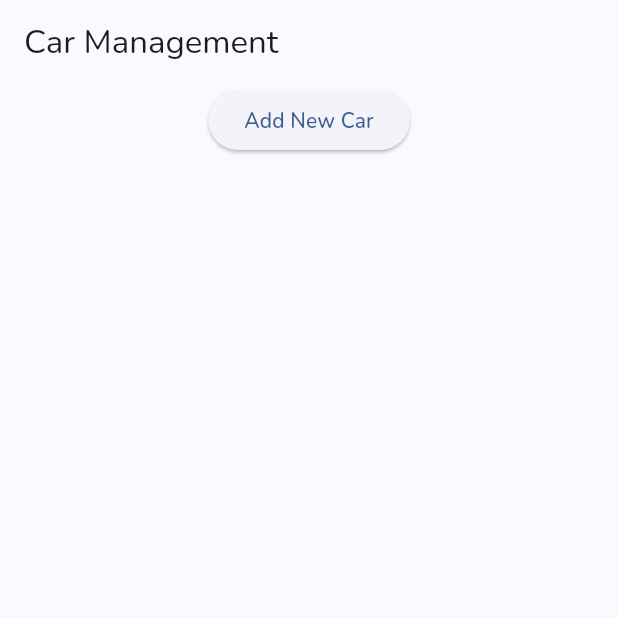
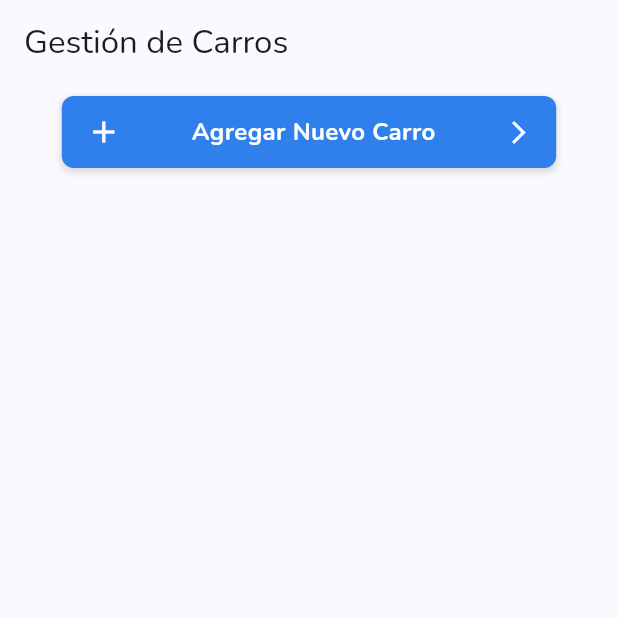
Before and after one commit to sxntiagoad/Eva-3.0, a Flutter app: the CarManagementPage screen opened by its route, on a phone screen of 412 x 824 dp, the top half of it. Run offline on Flutter 3.47's test engine with Material 3 defaults, Android fonts, the phone set to English and light mode, and no system bars; our stand-ins replace cloud_firestore, dio, firebase_auth, firebase_core, firebase_storage, flutter_riverpod and 3 more; missing offline and left inert: dart:html, universal_html; accounts and stored records are empty.

Commit message:
Bug on management cars fixed, UI improve

```diff
--- a/lib/models/car.dart
+++ b/lib/models/car.dart
@@ -3,15 +3,16 @@ import 'dart:convert';
 import 'package:cloud_firestore/cloud_firestore.dart';
 
 class Car {
-  final Timestamp ?extracto;
-  final Timestamp ?soat;
-  final Timestamp ?tarjetaOp;
-  final Timestamp ?tecnicoMec;
-
+  final Timestamp? extracto;
+  final Timestamp? soat;
+  final Timestamp? tarjetaOp;
+  final Timestamp? tecnicoMec;
   final String brand;
   final String carPlate;
   final String carType;
   final String model;
+  final Timestamp? ultCambioAceite;
+  final Timestamp? proxCambioAceite;
   Car({
     required this.extracto,
     required this.soat,
@@ -21,6 +22,8 @@ class Car {
     required this.carPlate,
     required this.carType,
     required this.model,
+    this.ultCambioAceite,
+    this.proxCambioAceite
   });
 
   Car copyWith({
@@ -32,6 +35,8 @@ class Car {
     String? carPlate,
     String? carType,
     String? model,
+    Timestamp? ultCambioAceite,
+    Timestamp? proxCambioAceite,
   }) {
     return Car(
       extracto: extracto ?? this.extracto,
@@ -42,6 +47,8 @@ class Car {
       carPlate: carPlate ?? this.carPlate,
       carType: carType ?? this.carType,
       model: model ?? this.model,
+      ultCambioAceite: ultCambioAceite ?? this.ultCambioAceite,
+      proxCambioAceite: proxCambioAceite ?? this.proxCambioAceite,
     );
   }
 
@@ -51,11 +58,12 @@ class Car {
       'F.V_soat': soat,
       'F.V_tarjetaOp': tarjetaOp,
       'F.V_tecnicomec': tecnicoMec,
-
       'brand': brand,
       'carPlate': carPlate,
       'carType': carType,
       'model': model,
+      'ultCambioAceite': ultCambioAceite,
+      'proxCambioAceite': proxCambioAceite,
     };
   }
 
@@ -65,11 +73,12 @@ class Car {
       soat: map['F.V_soat'],
       tarjetaOp: map['F.V_tarjetaOp'],
       tecnicoMec: map['F.V_tecnicomec'],
-
       brand: map['brand'] ?? '',
       carPlate: map['carPlate'] ?? '',
       carType: map['carType'] ?? '',
       model: map['model'] ?? '',
+      ultCambioAceite: map['ultCambioAceite'],
+      proxCambioAceite: map['proxCambioAceite'],
     );
   }
 
@@ -79,7 +88,7 @@ class Car {
 
   @override
   String toString() {
-    return 'Car(extracto: $extracto, soat: $soat, tarjetaOp: $tarjetaOp, tecnicoMec: $tecnicoMec, brand: $brand, carPlate: $carPlate, carType: $carType, model: $model)';
+    return 'Car(extracto: $extracto, soat: $soat, tarjetaOp: $tarjetaOp, tecnicoMec: $tecnicoMec, brand: $brand, carPlate: $carPlate, carType: $carType, model: $model, ultCambioAceite: $ultCambioAceite, proxCambioAceite: $proxCambioAceite)';
   }
 
   @override
--- a/lib/presentation/admin/screens/car_management_page.dart
+++ b/lib/presentation/admin/screens/car_management_page.dart
@@ -1,7 +1,11 @@
-import 'package:eva/providers/car_provider.dart';
+import 'package:eva/models/car.dart';
 import 'package:flutter/material.dart';
 import 'package:flutter_riverpod/flutter_riverpod.dart';
+import 'package:cloud_firestore/cloud_firestore.dart';
+import 'package:eva/providers/car_provider.dart';
+import 'package:eva/core/theme/app_theme.dart';
 import 'add_car_page.dart';
+import 'edit_car_page.dart';
 
 class CarManagementPage extends ConsumerWidget {
   static const String name = 'car-management';
@@ -9,54 +13,120 @@ class CarManagementPage extends ConsumerWidget {
 
   @override
   Widget build(BuildContext context, WidgetRef ref) {
-    final carsAsyncValue = ref.watch(mapCarsProvider);
-
     return Scaffold(
       appBar: AppBar(
-        title: const Text('Car Management'),
+        title: const Text('Gestión de Carros'),
         backgroundColor: Colors.transparent,
         elevation: 0,
       ),
-      body: RefreshIndicator(
-        onRefresh: () async {
-          ref.invalidate(mapCarsProvider);
-        },
-        child: Column(
+      body: Column(
         children: [
-            ElevatedButton(
-              onPressed: () {
+          CustomButton(
+            icon: Icons.add,
+            text: 'Agregar Nuevo Carro',
+            onTap: () {
               Navigator.push(
                 context,
                 MaterialPageRoute(builder: (context) => const AddCarPage()),
               ).then((_) {
-                  // Invalidar el provider cuando se regrese de AddCarPage
                 ref.invalidate(mapCarsProvider);
               });
             },
-              child: const Text('Add New Car'),
           ),
           const SizedBox(height: 20),
           Expanded(
-              child: carsAsyncValue.when(
-                data: (carsMap) {
+            child: StreamBuilder<QuerySnapshot>(
+              stream: FirebaseFirestore.instance.collection('cars').snapshots(),
+              builder: (context, snapshot) {
+                if (snapshot.connectionState == ConnectionState.waiting) {
+                  return const Center(child: CircularProgressIndicator());
+                }
+
+                if (snapshot.hasError) {
+                  return Center(child: Text('Error: ${snapshot.error}'));
+                }
+
+                final cars = snapshot.data?.docs ?? [];
+
                 return GridView.builder(
+                  padding: const EdgeInsets.all(16),
                   gridDelegate: const SliverGridDelegateWithFixedCrossAxisCount(
-                      crossAxisCount: 2,
-                      childAspectRatio: 1.5,
+                    crossAxisCount: 4,
+                    childAspectRatio: 1,
+                    crossAxisSpacing: 12,
+                    mainAxisSpacing: 12,
                   ),
-                    itemCount: carsMap.length,
+                  itemCount: cars.length,
                   itemBuilder: (context, index) {
-                      final car = carsMap.values.elementAt(index);
-                      return Card(
-                        child: Padding(
-                          padding: const EdgeInsets.all(8.0),
+                    final carDoc = cars[index];
+                    final carId = carDoc.id;
+                    final carData = carDoc.data() as Map<String, dynamic>;
+                    final car = Car.fromMap(carData);
+
+                    return GestureDetector(
+                      onTap: () {
+                        Navigator.push(
+                          context,
+                          MaterialPageRoute(
+                            builder: (context) => EditCarPage(carId: carId),
+                          ),
+                        ).then((_) {
+                          ref.invalidate(mapCarsProvider);
+                        });
+                      },
+                      child: Container(
+                        decoration: BoxDecoration(
+                          color: AppTheme.mainColor.withOpacity(0.8),
+                          borderRadius: BorderRadius.circular(8),
+                          boxShadow: [
+                            BoxShadow(
+                              color: Colors.grey.withOpacity(0.3),
+                              spreadRadius: 1,
+                              blurRadius: 2,
+                              offset: const Offset(0, 1),
+                            ),
+                          ],
+                        ),
                         child: Column(
-                            crossAxisAlignment: CrossAxisAlignment.start,
+                          mainAxisAlignment: MainAxisAlignment.center,
                           children: [
-                              Text('Brand: ${car.brand}'),
-                              Text('Model: ${car.model}'),
-                              Text('Plate: ${car.carPlate}'),
-                              Text('Type: ${car.carType}'),
+                            Text(
+                              car.brand,
+                              style: const TextStyle(
+                                color: Colors.white,
+                                fontSize: 18,
+                                fontWeight: FontWeight.bold,
+                              ),
+                              textAlign: TextAlign.center,
+                            ),
+                            const SizedBox(height: 4),
+                            Text(
+                              car.model,
+                              style: const TextStyle(
+                                color: Colors.white,
+                                fontSize: 16,
+                              ),
+                              textAlign: TextAlign.center,
+                            ),
+                            const SizedBox(height: 4),
+                            Text(
+                              car.carPlate,
+                              style: const TextStyle(
+                                color: Colors.white,
+                                fontSize: 16,
+                                fontWeight: FontWeight.bold,
+                              ),
+                              textAlign: TextAlign.center,
+                            ),
+                            const SizedBox(height: 4),
+                            Text(
+                              car.carType,
+                              style: const TextStyle(
+                                color: Colors.white,
+                                fontSize: 14,
+                              ),
+                              textAlign: TextAlign.center,
+                            ),
                           ],
                         ),
                       ),
@@ -64,9 +134,66 @@ class CarManagementPage extends ConsumerWidget {
                   },
                 );
               },
-                loading: () => const Center(child: CircularProgressIndicator()),
-                error: (error, stack) => Center(child: Text('Error: $error')),
             ),
+          ),
+        ],
+      ),
+    );
+  }
+}
+
+class CustomButton extends StatelessWidget {
+  final IconData icon;
+  final String text;
+  final VoidCallback onTap;
+
+  const CustomButton({
+    super.key,
+    required this.icon,
+    required this.text,
+    required this.onTap,
+  });
+
+  @override
+  Widget build(BuildContext context) {
+    return GestureDetector(
+      onTap: onTap,
+      child: Container(
+        width: MediaQuery.of(context).size.width * 0.8,
+        margin: const EdgeInsets.symmetric(vertical: 8),
+        padding: const EdgeInsets.symmetric(vertical: 12, horizontal: 16),
+        decoration: BoxDecoration(
+          color: AppTheme.mainColor,
+          borderRadius: BorderRadius.circular(8),
+          boxShadow: [
+            BoxShadow(
+              color: Colors.grey.withOpacity(0.3),
+              spreadRadius: 1,
+              blurRadius: 3,
+              offset: const Offset(0, 2),
+            ),
+          ],
+        ),
+        child: Row(
+          mainAxisAlignment: MainAxisAlignment.spaceBetween,
+          children: [
+            Icon(
+              icon,
+              color: Colors.white,
+              size: 24,
+            ),
+            Text(
+              text,
+              style: const TextStyle(
+                color: Colors.white,
+                fontSize: 16,
+                fontWeight: FontWeight.bold,
+              ),
+            ),
+            const Icon(
+              Icons.arrow_forward_ios,
+              color: Colors.white,
+              size: 18,
             ),
           ],
         ),
--- a/lib/presentation/home/widgets/preoperacionales_card.dart
+++ b/lib/presentation/home/widgets/preoperacionales_card.dart
@@ -47,7 +47,7 @@ class _ListTitlePreoperacional extends StatelessWidget {
           color: AppTheme.mainColor,
         ),
       ),
-      subtitle: Text(preoperacional.fecha),
+      subtitle: Text(preoperacional.fechaInit),
       trailing: preoperacional.isOpen
           ? const Icon(
               Icons.lock_open_outlined,
--- a/lib/presentation/new_preoperacional/widgets/kilometraje.dart
+++ b/lib/presentation/new_preoperacional/widgets/kilometraje.dart
@@ -18,7 +18,7 @@ class KilometrajeWidget extends ConsumerWidget {
               .read(newPreoperacionalProvider.notifier)
               .updateKilometrajeInit(value),
         ),
-        const SizedBox(width: 16),
+        const SizedBox(width: 55),
         _buildKilometrajeField(
           context,
           ref,
--- a/lib/presentation/new_preoperacional/widgets/save_widget.dart
+++ b/lib/presentation/new_preoperacional/widgets/save_widget.dart
@@ -36,6 +36,7 @@ class SaveWidgetState extends ConsumerState<SaveWidget> {
               });
 
               try {
+                ref.read(newPreoperacionalProvider.notifier).updateFechas(isOpen);
                 final String idDoc = await addPreoperacional(
                       ref.read(newPreoperacionalProvider),
                       ref,
--- a/lib/presentation/preoperacional/widgets/kilometraje_db.dart
+++ b/lib/presentation/preoperacional/widgets/kilometraje_db.dart
@@ -18,7 +18,7 @@ class KilometrajeDbWidget extends ConsumerWidget {
               .read(preoperacionalDbProvider.notifier)
               .updateKilometrajeInit(value),
         ),
-        const SizedBox(width: 16),
+        const SizedBox(width: 55),
         _buildKilometrajeField(
           context,
           ref,
--- a/lib/presentation/preoperacional/widgets/uptate_preoperacional.dart
+++ b/lib/presentation/preoperacional/widgets/uptate_preoperacional.dart
@@ -36,8 +36,10 @@ class SaveWidgetState extends ConsumerState<UpdatePreoperacional> {
               });
 
               try {
+                ref.read(preoperacionalDbProvider.notifier).updateFechas(isOpen);
                 await updatePreoperacional(
                   ref.read(preoperacionalDbProvider),
+
                   ref,
                 );
                 await dataJson(
--- a/lib/providers/excel_provider.dart
+++ b/lib/providers/excel_provider.dart
@@ -16,10 +16,8 @@ final excelFilesProvider = FutureProvider<List<String>>((ref) async {
     final ListResult result = await storageRef.listAll();
     final List<String> fileNames =
         result.items.map((item) => item.name).toList();
-    print('Archivos obtenidos: $fileNames');
     return fileNames;
   } catch (e) {
-    print('Error en excelFilesProvider: $e');
     throw Exception("Error al obtener archivos de Storage: $e");
   }
 });
@@ -33,10 +31,8 @@ final preoperacionalByUidProvider =
       .doc(uid)
       .get();
   if (doc.exists) {
-    print('Preoperacional encontrado para UID: $uid');
     return Preoperacional.fromMap(doc.data()!).copyWith(docId: doc.id);
   }
-  print('No se encontró Preoperacional para UID: $uid');
   return null;
 });
 
@@ -45,10 +41,8 @@ final carByIdProvider = FutureProvider.family<Car?, String>((ref, carId) async {
   final doc =
       await FirebaseFirestore.instance.collection('cars').doc(carId).get();
   if (doc.exists) {
-    print('Carro encontrado para ID: $carId');
     return Car.fromMap(doc.data()!);
   }
-  print('No se encontró Carro para ID: $carId');
   return null;
 });
 
```
Also changed, not shown: lib/models/preoperacional.dart (+19 -2 lines), lib/presentation/admin/screens/add_car_page.dart (+30 -76 lines), lib/presentation/admin/screens/edit_car_page.dart (added, +129 -0 lines), lib/providers/car_provider.dart (+62 -0 lines), lib/providers/new_preoperacional_provider.dart (+29 -5 lines), lib/providers/preoperacional_db_provider.dart (+28 -2 lines). Lines whose indentation alone changed are shown as unchanged.
